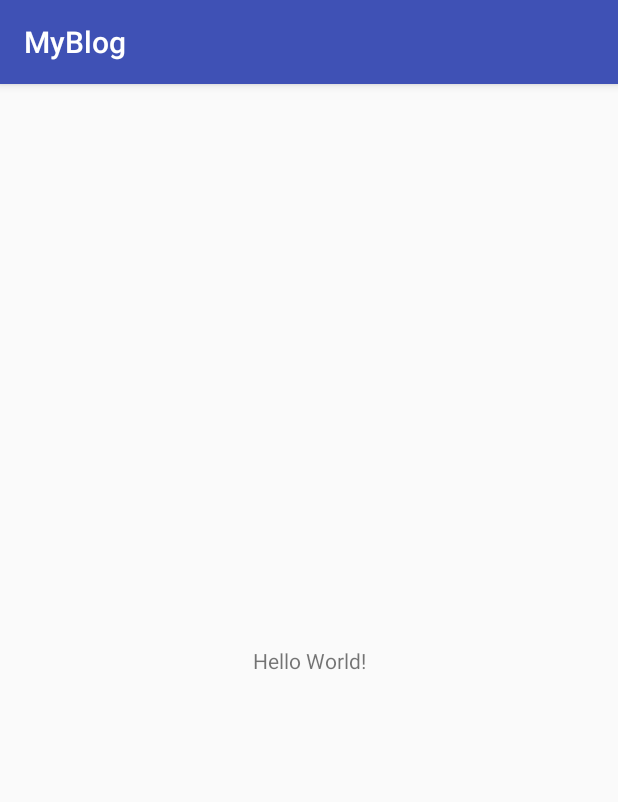
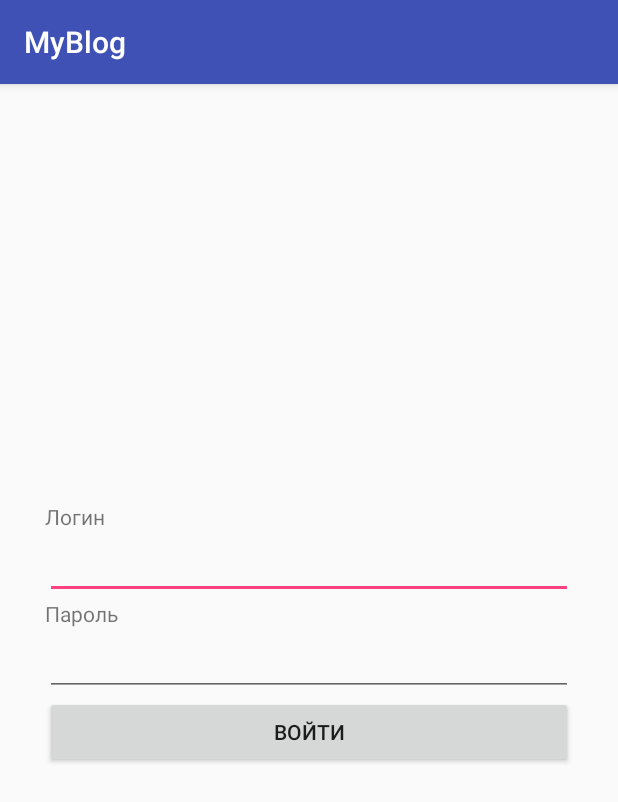
Before and after one commit to Shawn59/MyBlog, an Android app: the screen it shows after launch (MainActivity), on a phone screen of 412 x 824 dp. Shown: the top 802 px of the screen. Run offline under Robolectric (Android 15) with nearby library versions, the phone set to English and light mode, and no system bars.

Commit message:
страница авторизации

```diff
--- a/app/build.gradle
+++ b/app/build.gradle
@@ -9,6 +9,7 @@ android {
         versionCode 1
         versionName "1.0"
         testInstrumentationRunner "android.support.test.runner.AndroidJUnitRunner"
+        useLibrary 'org.apache.http.legacy'
     }
     buildTypes {
         release {
--- a/app/src/main/AndroidManifest.xml
+++ b/app/src/main/AndroidManifest.xml
@@ -17,5 +17,6 @@
             </intent-filter>
         </activity>
     </application>
+    <uses-permission android:name="android.permission.ACCESS_NETWORK_STATE" />
 
 </manifest>
--- a/app/src/main/java/com/example/shawn59/myblog/MainActivity.java
+++ b/app/src/main/java/com/example/shawn59/myblog/MainActivity.java
@@ -2,12 +2,40 @@ package com.example.shawn59.myblog;
 
 import android.support.v7.app.AppCompatActivity;
 import android.os.Bundle;
+import android.widget.Button;
+import android.widget.EditText;
+import android.widget.TextView;
+import android.view.View;
+
 
 public class MainActivity extends AppCompatActivity {
+
+    EditText editLogin;
+    EditText editPassword;
+
+    TextView textLogin;
+    TextView textPassword;
+
+    Button buttonLogin;
 
     @Override
     protected void onCreate(Bundle savedInstanceState) {
         super.onCreate(savedInstanceState);
         setContentView(R.layout.activity_main);
+        // элементы
+        editLogin = (EditText) findViewById(R.id.idEditLogin);
+        editPassword = (EditText) findViewById(R.id.idEditPassword);
+        textLogin = (TextView) findViewById(R.id.idTextLogin);
+        textPassword = (TextView) findViewById(R.id.idTextPassword);
+        textPassword = (TextView) findViewById(R.id.idTextPassword);
+        /*buttonLogin = (Button) findViewById(R.id.idButtonLogin);*/
+    }
+    //обработчик
+    public void onLoginClick(View v) {
+        String login = editLogin.getText().toString();
+        String password = editPassword.getText().toString();
+        if (login != "" && password != "") {
+
+        }
     }
 }
--- /dev/null
+++ b/app/src/main/java/com/example/shawn59/myblog/MySql.java
@@ -0,0 +1,39 @@
+package com.example.shawn59.myblog;
+
+import android.os.AsyncTask;
+import android.support.v7.app.ActionBarActivity;
+import android.os.Bundle;
+import android.util.Log;
+
+import org.apache.http.client.ResponseHandler;
+import org.apache.http.client.methods.HttpGet;
+import org.apache.http.impl.client.BasicResponseHandler;
+import org.apache.http.impl.client.DefaultHttpClient;
+import org.json.JSONArray;
+import org.json.JSONException;
+import org.json.JSONObject;
+
+import java.io.BufferedReader;
+import java.io.InputStream;
+import java.io.InputStreamReader;
+import java.net.HttpURLConnection;
+import java.net.URL;
+
+public class MySql extends Thread {
+
+    public String hello(String login, String password) {
+        try{
+            String link = "http://myphpmysqlweb.hostei.com/login.php?login="+login+"& password="+password;
+            URL url = new URL(link);
+            DefaultHttpClient hc = new DefaultHttpClient();
+            ResponseHandler response = new BasicResponseHandler();
+            HttpGet http = new HttpGet("http://api.devreadwrite.com/v1/getUserData?id=1");
+//получаем ответ от сервера
+            return sb.toString();
+        }
+
+        catch(Exception e){
+            return new String("Exception: " + e.getMessage());
+        }
+    }
+}
--- a/app/src/main/res/layout/activity_main.xml
+++ b/app/src/main/res/layout/activity_main.xml
@@ -6,13 +6,79 @@
     android:layout_height="match_parent"
     tools:context=".MainActivity">
 
-    <TextView
-        android:layout_width="wrap_content"
-        android:layout_height="wrap_content"
-        android:text="Hello World!"
+    <TableLayout
+        android:layout_width="352dp"
+        android:layout_height="531dp"
+        android:layout_marginEnd="8dp"
+        android:layout_marginStart="8dp"
+        android:layout_marginTop="320dp"
         app:layout_constraintBottom_toBottomOf="parent"
-        app:layout_constraintLeft_toLeftOf="parent"
-        app:layout_constraintRight_toRightOf="parent"
-        app:layout_constraintTop_toTopOf="parent" />
+        app:layout_constraintEnd_toEndOf="parent"
+        app:layout_constraintStart_toStartOf="parent"
+        app:layout_constraintTop_toTopOf="parent">
 
+        <TableRow
+            android:layout_width="match_parent"
+            android:layout_height="match_parent">
+
+            <TextView
+                android:id="@+id/idTextLogin"
+                android:layout_width="wrap_content"
+                android:layout_height="wrap_content"
+                android:layout_weight="1"
+                android:text="Логин" />
+        </TableRow>
+
+        <TableRow
+            android:layout_width="match_parent"
+            android:layout_height="match_parent">
+
+            <EditText
+                android:id="@+id/idEditLogin"
+                android:layout_width="wrap_content"
+                android:layout_height="wrap_content"
+                android:layout_weight="1"
+                android:ems="10"
+                android:inputType="textPersonName" />
+        </TableRow>
+
+        <TableRow
+            android:layout_width="match_parent"
+            android:layout_height="match_parent">
+
+            <TextView
+                android:id="@+id/idTextPassword"
+                android:layout_width="wrap_content"
+                android:layout_height="wrap_content"
+                android:layout_weight="1"
+                android:text="Пароль" />
+        </TableRow>
+
+        <TableRow
+            android:layout_width="match_parent"
+            android:layout_height="match_parent">
+
+            <EditText
+                android:id="@+id/idEditPassword"
+                android:layout_width="wrap_content"
+                android:layout_height="wrap_content"
+                android:layout_weight="1"
+                android:ems="10"
+                android:inputType="textPassword" />
+
+        </TableRow>
+
+        <TableRow
+            android:layout_width="match_parent"
+            android:layout_height="match_parent">
+
+            <Button
+                android:id="@+id/idButtonLogin"
+                android:layout_width="wrap_content"
+                android:layout_height="wrap_content"
+                android:layout_weight="1"
+                android:onClick="onLoginClick"
+                android:text="Войти" />
+        </TableRow>
+    </TableLayout>
 </android.support.constraint.ConstraintLayout>
```
